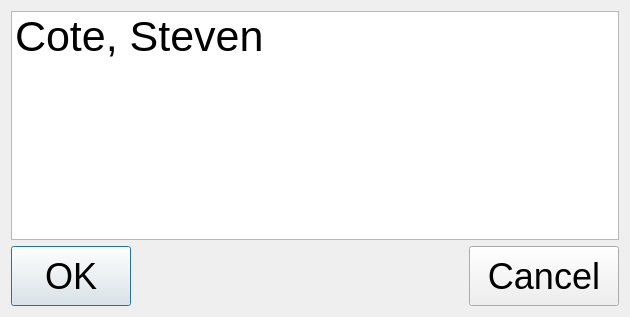
stcote/FoodPantry, file NameListDlg.ui: the form before one commit.
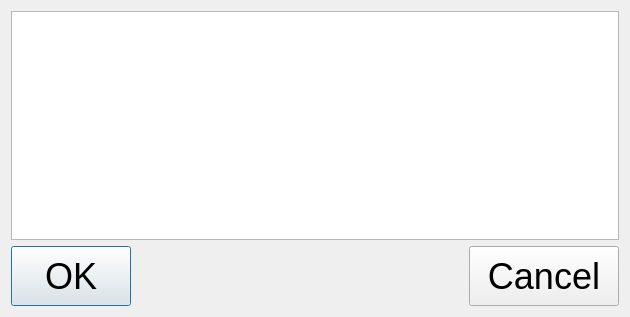
The form after the commit.

```diff
--- a/NameListDlg.ui
+++ b/NameListDlg.ui
@@ -24,11 +24,6 @@
      <property name="alternatingRowColors">
       <bool>true</bool>
      </property>
-     <item>
-      <property name="text">
-       <string>Cote, Steven</string>
-      </property>
-     </item>
     </widget>
    </item>
    <item>
```
